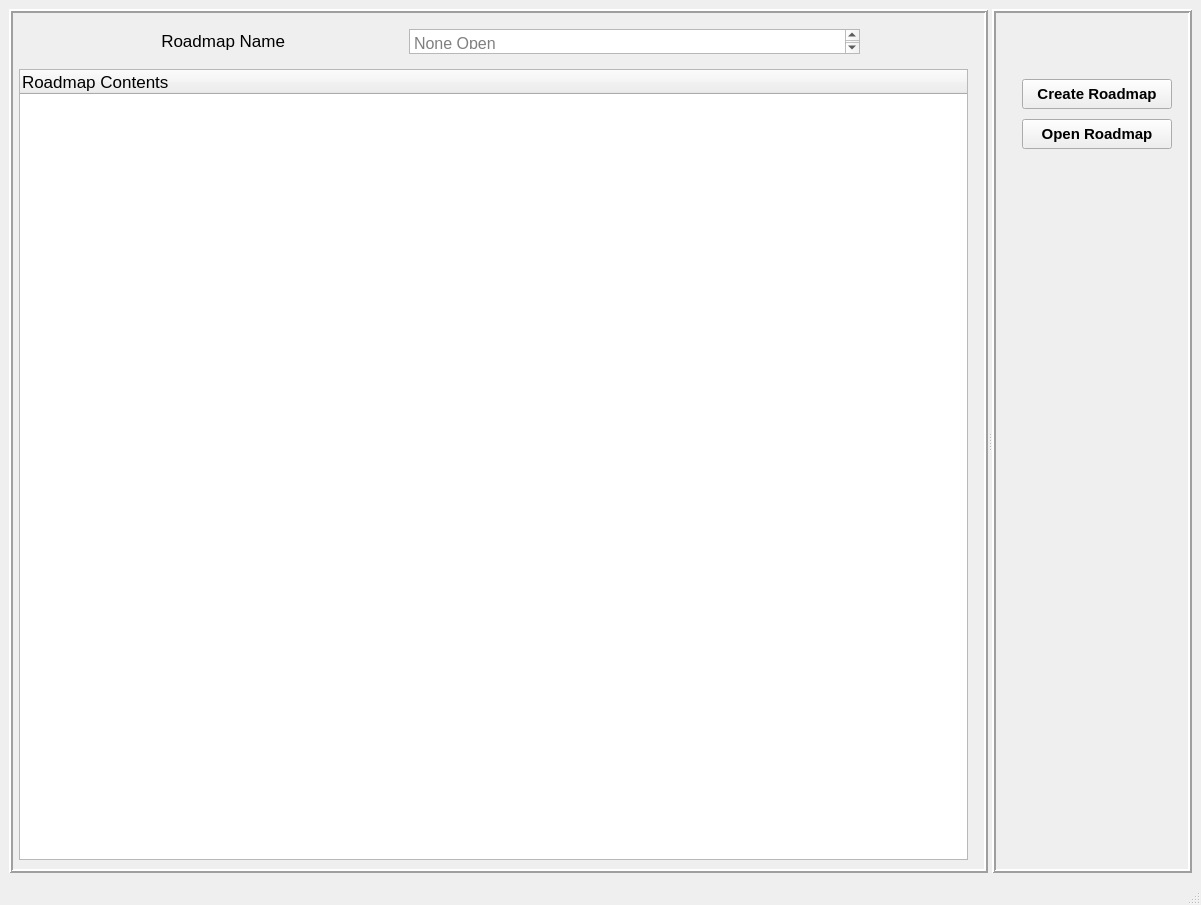
Old version of the form gitmap/gui/main_window.ui in the repository ajr32/GitMap.
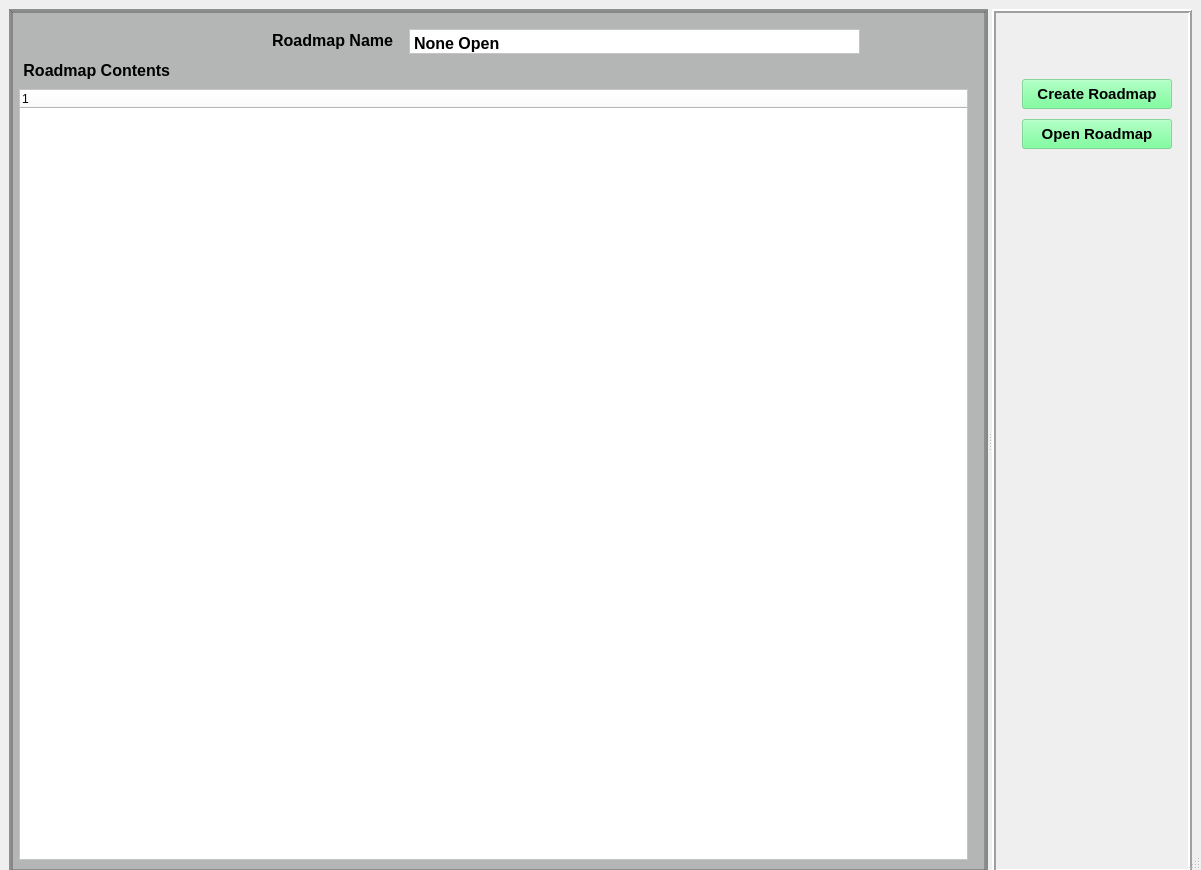
New version of the form.

The edit to the form file:
```diff
--- a/gitmap/gui/main_window.ui
+++ b/gitmap/gui/main_window.ui
@@ -7,7 +7,7 @@
     <x>0</x>
     <y>0</y>
     <width>1201</width>
-    <height>905</height>
+    <height>870</height>
    </rect>
   </property>
   <property name="minimumSize">
@@ -77,12 +77,21 @@
          <height>800</height>
         </size>
        </property>
+       <property name="maximumSize">
+        <size>
+         <width>16777215</width>
+         <height>1000</height>
+        </size>
+       </property>
        <property name="cursor">
         <cursorShape>ArrowCursor</cursorShape>
        </property>
        <property name="contextMenuPolicy">
         <enum>Qt::ContextMenuPolicy::ActionsContextMenu</enum>
        </property>
+       <property name="styleSheet">
+        <string notr="true">background-color: rgba(43, 45, 48, 77);</string>
+       </property>
        <property name="frameShape">
         <enum>QFrame::Shape::Box</enum>
        </property>
@@ -99,9 +108,9 @@
         <property name="geometry">
          <rect>
           <x>10</x>
-          <y>60</y>
+          <y>80</y>
           <width>949</width>
-          <height>791</height>
+          <height>771</height>
          </rect>
         </property>
         <property name="baseSize">
@@ -116,11 +125,9 @@
           <strikeout>false</strikeout>
          </font>
         </property>
-        <column>
-         <property name="text">
-          <string>Roadmap Contents</string>
-         </property>
-        </column>
+        <property name="styleSheet">
+         <string notr="true">background-color: rgb(255, 255, 255);</string>
+        </property>
        </widget>
        <widget class="QTextEdit" name="textEdit">
         <property name="geometry">
@@ -146,13 +153,30 @@
         <property name="font">
          <font>
           <pointsize>12</pointsize>
+          <bold>true</bold>
          </font>
         </property>
         <property name="cursor" stdset="0">
          <cursorShape>CrossCursor</cursorShape>
         </property>
         <property name="autoFillBackground">
-         <bool>true</bool>
+         <bool>false</bool>
+        </property>
+        <property name="styleSheet">
+         <string notr="true">background-color: rgb(255, 255, 255);</string>
+        </property>
+        <property name="verticalScrollBarPolicy">
+         <enum>Qt::ScrollBarPolicy::ScrollBarAlwaysOff</enum>
+        </property>
+        <property name="html">
+         <string>&lt;!DOCTYPE HTML PUBLIC &quot;-//W3C//DTD HTML 4.0//EN&quot; &quot;http://www.w3.org/TR/REC-html40/strict.dtd&quot;&gt;
+&lt;html&gt;&lt;head&gt;&lt;meta name=&quot;qrichtext&quot; content=&quot;1&quot; /&gt;&lt;meta charset=&quot;utf-8&quot; /&gt;&lt;style type=&quot;text/css&quot;&gt;
+p, li { white-space: pre-wrap; }
+hr { height: 1px; border-width: 0; }
+li.unchecked::marker { content: &quot;\2610&quot;; }
+li.checked::marker { content: &quot;\2612&quot;; }
+&lt;/style&gt;&lt;/head&gt;&lt;body style=&quot; font-family:'Segoe UI'; font-size:12pt; font-weight:700; font-style:normal;&quot;&gt;
+&lt;p style=&quot; margin-top:0px; margin-bottom:0px; margin-left:0px; margin-right:0px; -qt-block-indent:0; text-indent:0px;&quot;&gt;None Open&lt;/p&gt;&lt;/body&gt;&lt;/html&gt;</string>
         </property>
         <property name="cursorWidth">
          <number>0</number>
@@ -161,28 +185,66 @@
          <string>None Open</string>
         </property>
        </widget>
-       <widget class="QWidget" name="layoutWidget">
+       <widget class="QLabel" name="label">
         <property name="geometry">
          <rect>
-          <x>150</x>
+          <x>260</x>
           <y>20</y>
-          <width>126</width>
-          <height>24</height>
+          <width>124</width>
+          <height>23</height>
          </rect>
         </property>
-        <layout class="QVBoxLayout" name="verticalLayout_2">
-         <item>
-          <widget class="QLabel" name="label">
-           <property name="text">
-            <string>Roadmap Name</string>
-           </property>
-           <property name="alignment">
-            <set>Qt::AlignmentFlag::AlignRight|Qt::AlignmentFlag::AlignTrailing|Qt::AlignmentFlag::AlignVCenter</set>
-           </property>
-          </widget>
-         </item>
-        </layout>
+        <property name="font">
+         <font>
+          <pointsize>12</pointsize>
+          <bold>true</bold>
+         </font>
+        </property>
+        <property name="autoFillBackground">
+         <bool>false</bool>
+        </property>
+        <property name="styleSheet">
+         <string notr="true">background-color: rgba(255, 255, 255, 0);</string>
+        </property>
+        <property name="text">
+         <string>Roadmap Name</string>
+        </property>
+        <property name="alignment">
+         <set>Qt::AlignmentFlag::AlignRight|Qt::AlignmentFlag::AlignTrailing|Qt::AlignmentFlag::AlignVCenter</set>
+        </property>
        </widget>
+       <widget class="QLabel" name="label_2">
+        <property name="geometry">
+         <rect>
+          <x>10</x>
+          <y>50</y>
+          <width>151</width>
+          <height>23</height>
+         </rect>
+        </property>
+        <property name="font">
+         <font>
+          <pointsize>12</pointsize>
+          <bold>true</bold>
+         </font>
+        </property>
+        <property name="autoFillBackground">
+         <bool>false</bool>
+        </property>
+        <property name="styleSheet">
+         <string notr="true">background-color: rgba(255, 255, 255, 0);</string>
+        </property>
+        <property name="text">
+         <string>Roadmap Contents</string>
+        </property>
+        <property name="alignment">
+         <set>Qt::AlignmentFlag::AlignRight|Qt::AlignmentFlag::AlignTrailing|Qt::AlignmentFlag::AlignVCenter</set>
+        </property>
+       </widget>
+       <zorder>roadmap_Tree</zorder>
+       <zorder>label</zorder>
+       <zorder>label_2</zorder>
+       <zorder>textEdit</zorder>
       </widget>
       <widget class="QFrame" name="Navigation">
        <property name="minimumSize">
@@ -200,6 +262,9 @@
        <property name="contextMenuPolicy">
         <enum>Qt::ContextMenuPolicy::ActionsContextMenu</enum>
        </property>
+       <property name="styleSheet">
+        <string notr="true"/>
+       </property>
        <property name="frameShape">
         <enum>QFrame::Shape::Box</enum>
        </property>
@@ -242,6 +307,9 @@
         <property name="autoFillBackground">
          <bool>false</bool>
         </property>
+        <property name="styleSheet">
+         <string notr="true">background-color: rgba(89, 255, 131, 128);</string>
+        </property>
         <property name="text">
          <string>Open Roadmap</string>
         </property>
@@ -279,6 +347,9 @@
         <property name="autoFillBackground">
          <bool>false</bool>
         </property>
+        <property name="styleSheet">
+         <string notr="true">background-color: rgba(89, 255, 131, 128);</string>
+        </property>
         <property name="text">
          <string>Create Roadmap</string>
         </property>
```
Left out of the diff: 2 changed lines with no effect on the pictures.
